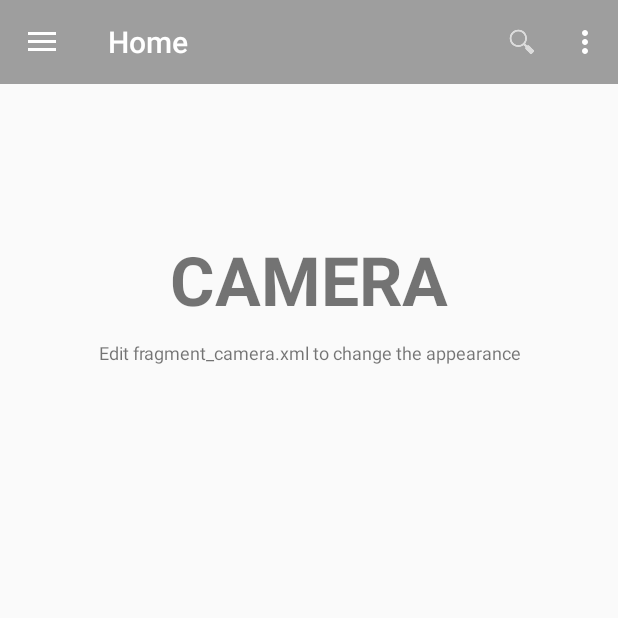
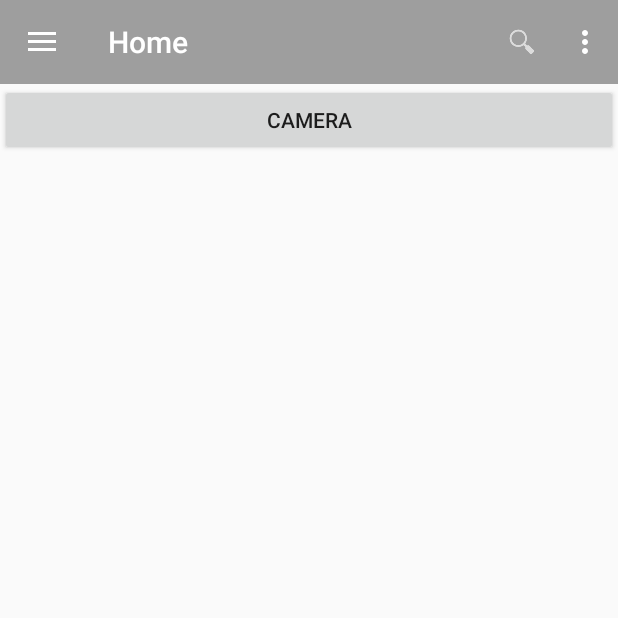
Before and after one commit to JakeKaad/material_camera, an Android app: the fragment CameraFragment placed in its activity, on a phone screen of 412 x 824 dp, the top half of it. Run offline under Robolectric (Android 15) with nearby library versions, the phone set to English and light mode, and no system bars.

Commit message:
Camera up and running

```diff
--- /dev/null
+++ b/app/src/main/res/drawable/grid_color_selector.xml
@@ -0,0 +1,4 @@
+<?xml version="1.0" encoding="utf-8"?>
+<selector xmlns:android="http://schemas.android.com/apk/res/android">
+
+</selector>
--- a/app/src/main/res/layout/fragment_camera.xml
+++ b/app/src/main/res/layout/fragment_camera.xml
@@ -4,27 +4,17 @@
                 android:layout_height="match_parent"
                 android:orientation="vertical"
                 tools:context="androidhive.info.materialdesign.activity.HomeFragment">
+    <Button
+        android:id="@+id/button_camera"
+        android:text="Camera"
+        android:layout_width="fill_parent"
+        android:layout_height="wrap_content"></Button>
 
-
-    <TextView
-        android:id="@+id/label"
-        android:layout_alignParentTop="true"
-        android:layout_marginTop="100dp"
+    <ImageView
+        android:id="@+id/results"
+        android:contentDescription="Image capture results"
         android:layout_width="fill_parent"
         android:layout_height="wrap_content"
-        android:gravity="center_horizontal"
-        android:textSize="45dp"
-        android:text="CAMERA"
-        android:textStyle="bold"/>
-
-    <TextView
-        android:layout_below="@id/label"
-        android:layout_centerInParent="true"
-        android:layout_width="fill_parent"
-        android:layout_height="wrap_content"
-        android:textSize="12dp"
-        android:layout_marginTop="10dp"
-        android:gravity="center_horizontal"
-        android:text="Edit fragment_camera.xml to change the appearance" />
+        android:layout_below="@+id/button_camera"/>
 
 </RelativeLayout>
```
Also changed, not shown: app/src/main/AndroidManifest.xml (+6 -1 lines), app/src/main/java/com/epicodus/photosanddrawer/adapter/GridViewAdapter.java (added, +58 -0 lines), app/src/main/java/com/epicodus/photosanddrawer/model/ImageItem.java (added, +33 -0 lines), app/src/main/java/com/epicodus/photosanddrawer/ui/CameraFragment.java (+67 -2 lines), app/src/main/res/layout/fragment_photos.xml (+11 -18 lines), app/src/main/res/layout/grid_item_layout.xml (added, +23 -0 lines).
